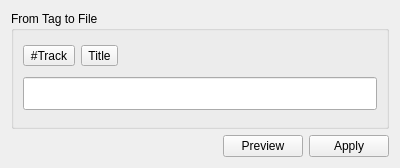
The window that code/MiamPlayer/tagconverter.ui (MBach/Miam-Player) describes before a commit, drawn with Qt 5.
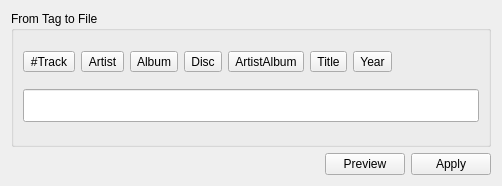
The same window after the commit. Custom widgets are drawn as their Qt base class.

Diff of the .ui file:
```diff
--- a/code/MiamPlayer/tagconverter.ui
+++ b/code/MiamPlayer/tagconverter.ui
@@ -6,8 +6,8 @@
    <rect>
     <x>0</x>
     <y>0</y>
-    <width>400</width>
-    <height>168</height>
+    <width>502</width>
+    <height>186</height>
    </rect>
   </property>
   <layout class="QVBoxLayout" name="verticalLayout">
@@ -27,12 +27,47 @@
          </widget>
         </item>
         <item>
-         <widget class="QToolButton" name="toolButton">
+         <widget class="QToolButton" name="artistTB">
+          <property name="text">
+           <string>Artist</string>
+          </property>
+         </widget>
+        </item>
+        <item>
+         <widget class="QToolButton" name="albumTB">
+          <property name="text">
+           <string>Album</string>
+          </property>
+         </widget>
+        </item>
+        <item>
+         <widget class="QToolButton" name="discTB">
+          <property name="text">
+           <string>Disc</string>
+          </property>
+         </widget>
+        </item>
+        <item>
+         <widget class="QToolButton" name="artistAlbumTB">
+          <property name="text">
+           <string>ArtistAlbum</string>
+          </property>
+         </widget>
+        </item>
+        <item>
+         <widget class="QToolButton" name="titleTB">
           <property name="text">
            <string>Title</string>
           </property>
          </widget>
         </item>
+        <item>
+         <widget class="QToolButton" name="yearTB">
+          <property name="text">
+           <string>Year</string>
+          </property>
+         </widget>
+        </item>
         <item>
          <spacer name="horizontalSpacer_2">
           <property name="orientation">
@@ -55,6 +90,9 @@
           <pointsize>16</pointsize>
          </font>
         </property>
+        <property name="clearButtonEnabled">
+         <bool>true</bool>
+        </property>
        </widget>
       </item>
      </layout>
@@ -93,6 +131,13 @@
    </item>
   </layout>
  </widget>
+ <customwidgets>
+  <customwidget>
+   <class>TagLineEdit</class>
+   <extends>QLineEdit</extends>
+   <header>taglineedit.h</header>
+  </customwidget>
+ </customwidgets>
  <resources/>
  <connections/>
 </ui>
```
Left out of the diff: 4 changed lines with no effect on the pictures.
